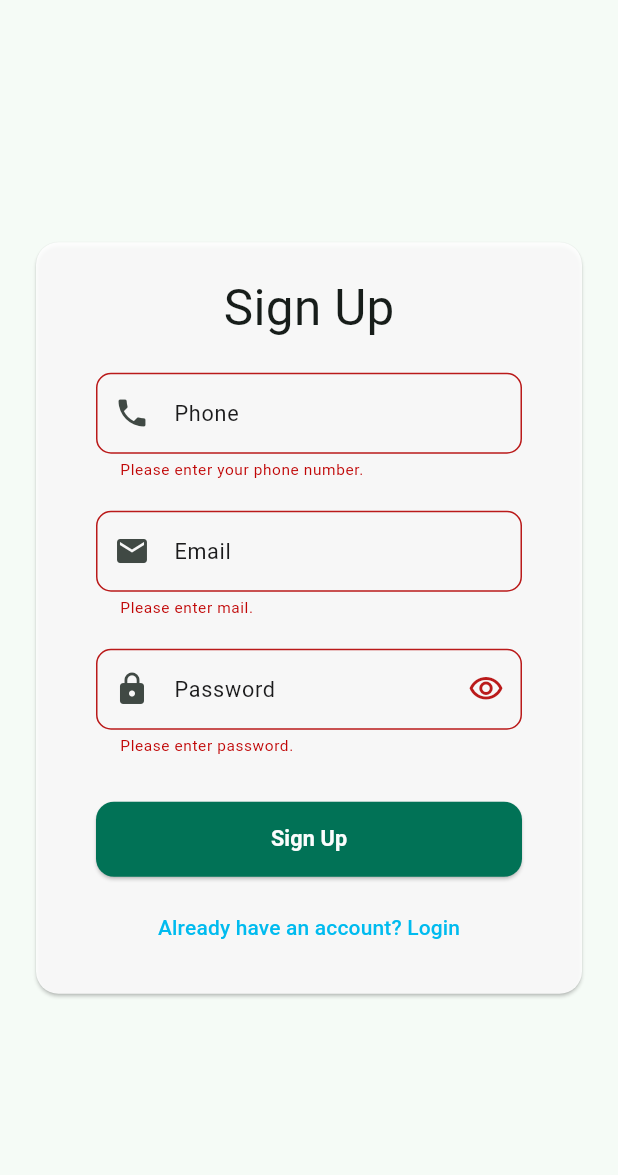
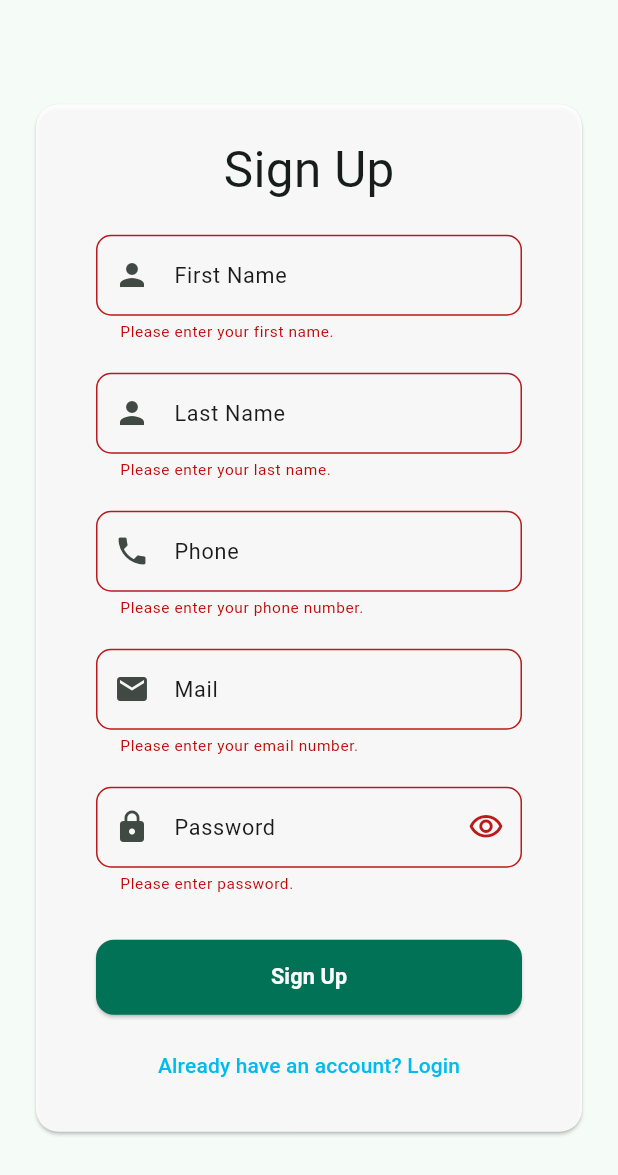
Before and after one commit to DevIdol/food_delivery_app, a Flutter app: the SignUpScreen screen opened by its route, after a tap on "Sign Up", on a phone screen of 412 x 824 dp. Shown: the top 1175 px of the screen. Run offline on Flutter 3.47's test engine with Material 3 defaults, Android fonts, the phone set to English and light mode, and no system bars; our stand-ins replace dartz, dio, freezed_annotation, gap, get, hooks_riverpod and 2 more; accounts and stored records are empty; network calls fail.

```diff
--- a/lib/entities/user/user_model.dart
+++ b/lib/entities/user/user_model.dart
@@ -6,13 +6,21 @@ part 'user_model.g.dart';
 @freezed
 class UserModel with _$UserModel {
   const factory UserModel({
-    required int id,
-    required String username,
+    @JsonKey(name: '_id') required String id,
     required String email,
+    required String firstName,
+    required String lastName,
+    required String address,
     required String phone,
     required bool verified,
-    required DateTime createdAt,
-    required DateTime updatedAt,
+    required int otp,
+    @JsonKey(name: 'otp_expiry') required DateTime otpExpiry,
+    required double lat,
+    required double lng,
+    @JsonKey(name: 'createdAt') required DateTime createdAt,
+    @JsonKey(name: 'updatedAt') required DateTime updatedAt,
+    required List<String> orders,
+    required List<Map<String, dynamic>?> carts,
   }) = _UserModel;
 
   factory UserModel.fromJson(Map<String, dynamic> json) =>
--- /dev/null
+++ b/lib/providers/providers.dart
@@ -0,0 +1,2 @@
+export './auth/auth_provider.dart';
+export './user/user_provider.dart';
--- a/lib/repositories/user/user_repository.dart
+++ b/lib/repositories/user/user_repository.dart
@@ -1,3 +1,5 @@
+// ignore_for_file: deprecated_member_use
+
 import 'package:dio/dio.dart';
 import 'package:riverpod/riverpod.dart';
 import '../../entities/entities.dart';
@@ -12,7 +14,7 @@ class UserRepositoryImpl implements UserRepository {
   UserRepositoryImpl() {
     _dio = Dio(
       BaseOptions(
-        baseUrl: 'http://localhost:8000/api/v1/',
+        baseUrl: 'http://172.20.30.52:8000/api/v1/user',
         responseType: ResponseType.json,
       ),
     );
@@ -22,7 +24,7 @@ class UserRepositoryImpl implements UserRepository {
   Future<UserResponse> login(UserRequest req) async {
     try {
       final response = await _dio.post(
-        'user/login',
+        '/login',
         data: req.toJson(),
       );
       return UserResponse.fromJson(response.data);
--- a/lib/screens/auth/signup.dart
+++ b/lib/screens/auth/signup.dart
@@ -18,7 +18,10 @@ class _SignUpScreenState extends State<SignUpScreen> {
   final FocusNode _focusNodePassword = FocusNode();
   bool _obscurePassword = true;
 
-  final TextEditingController _controllerUsername = TextEditingController();
+  final TextEditingController _controllerFirstName = TextEditingController();
+  final TextEditingController _controllerLastName = TextEditingController();
+  final TextEditingController _controllerPhone = TextEditingController();
+  final TextEditingController _controllerEmail = TextEditingController();
   final TextEditingController _controllerPassword = TextEditingController();
 
   @override
@@ -42,7 +45,39 @@ class _SignUpScreenState extends State<SignUpScreen> {
                     headerTitle(context: context, title: 'Sign Up'),
                     const Gap(20),
                     TextFormFieldWidget(
-                      controller: _controllerUsername,
+                      controller: _controllerFirstName,
+                      txtInputType: TextInputType.text,
+                      labelText: "First Name",
+                      prefixIcon: Icons.person,
+                      obscureText: false,
+                      validator: (value) {
+                        if (value == null || value.isEmpty) {
+                          return "Please enter your first name.";
+                        }
+                        return null;
+                      },
+                      onEditingComplete: () =>
+                          _focusNodePassword.requestFocus(),
+                    ),
+                    const Gap(20),
+                    TextFormFieldWidget(
+                      controller: _controllerLastName,
+                      txtInputType: TextInputType.text,
+                      labelText: "Last Name",
+                      prefixIcon: Icons.person,
+                      obscureText: false,
+                      validator: (value) {
+                        if (value == null || value.isEmpty) {
+                          return "Please enter your last name.";
+                        }
+                        return null;
+                      },
+                      onEditingComplete: () =>
+                          _focusNodePassword.requestFocus(),
+                    ),
+                    const Gap(20),
+                    TextFormFieldWidget(
+                      controller: _controllerPhone,
                       txtInputType: TextInputType.phone,
                       labelText: "Phone",
                       prefixIcon: Icons.phone,
@@ -58,14 +93,14 @@ class _SignUpScreenState extends State<SignUpScreen> {
                     ),
                     const Gap(20),
                     TextFormFieldWidget(
-                      controller: _controllerUsername,
+                      controller: _controllerEmail,
                       txtInputType: TextInputType.emailAddress,
-                      labelText: "Email",
+                      labelText: "Mail",
                       prefixIcon: Icons.mail,
                       obscureText: false,
                       validator: (value) {
                         if (value == null || value.isEmpty) {
-                          return "Please enter mail.";
+                          return "Please enter your email number.";
                         }
                         return null;
                       },
@@ -134,7 +169,10 @@ class _SignUpScreenState extends State<SignUpScreen> {
   @override
   void dispose() {
     _focusNodePassword.dispose();
-    _controllerUsername.dispose();
+    _controllerFirstName.dispose();
+    _controllerLastName.dispose();
+    _controllerPhone.dispose();
+    _controllerEmail.dispose();
     _controllerPassword.dispose();
     super.dispose();
   }
--- a/lib/utils/constants/const.dart
+++ b/lib/utils/constants/const.dart
@@ -1,2 +1,4 @@
+// ignore_for_file: constant_identifier_names
+
 const IS_AUTH_KEY = 'IS_AUTH_KEY';
 const AUTH_USER_DATA_KEY = 'AUTH_USER_DATA_KEY';
```
Also changed, not shown: lib/app/app.dart (+21 -6 lines), lib/providers/user/user_provider.dart (+7 -8 lines), lib/screens/auth/login.dart (+44 -17 lines), lib/screens/home/home.dart (+40 -11 lines), lib/entities/user/user_model.freezed.dart, lib/entities/user/user_model.g.dart.
